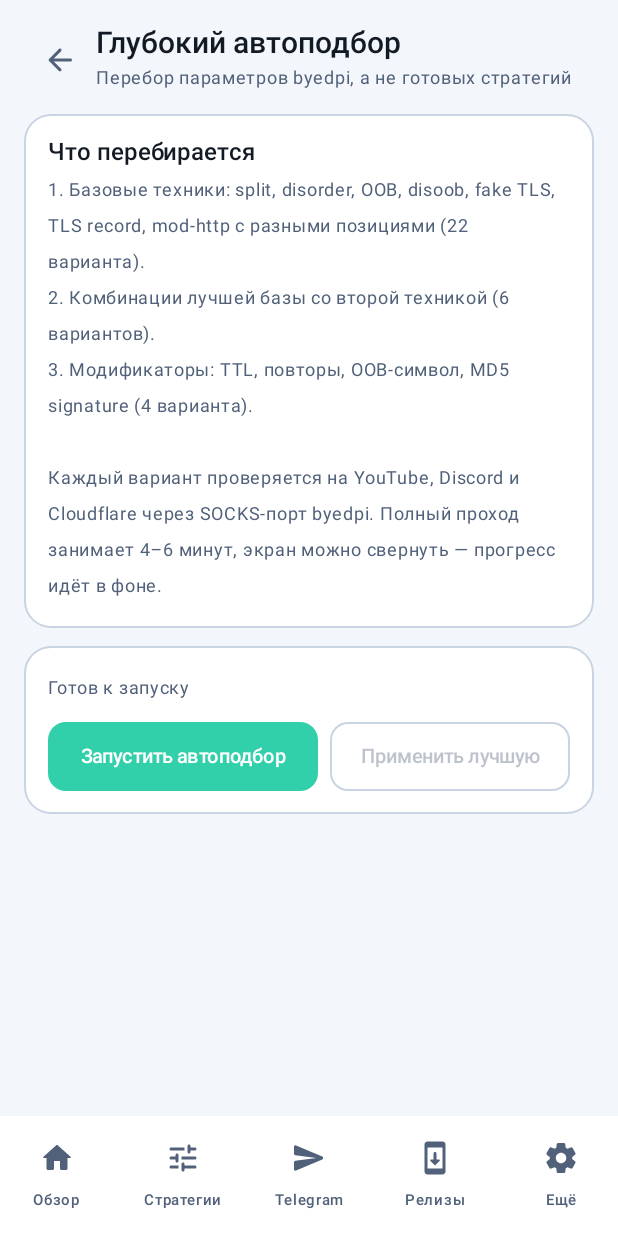
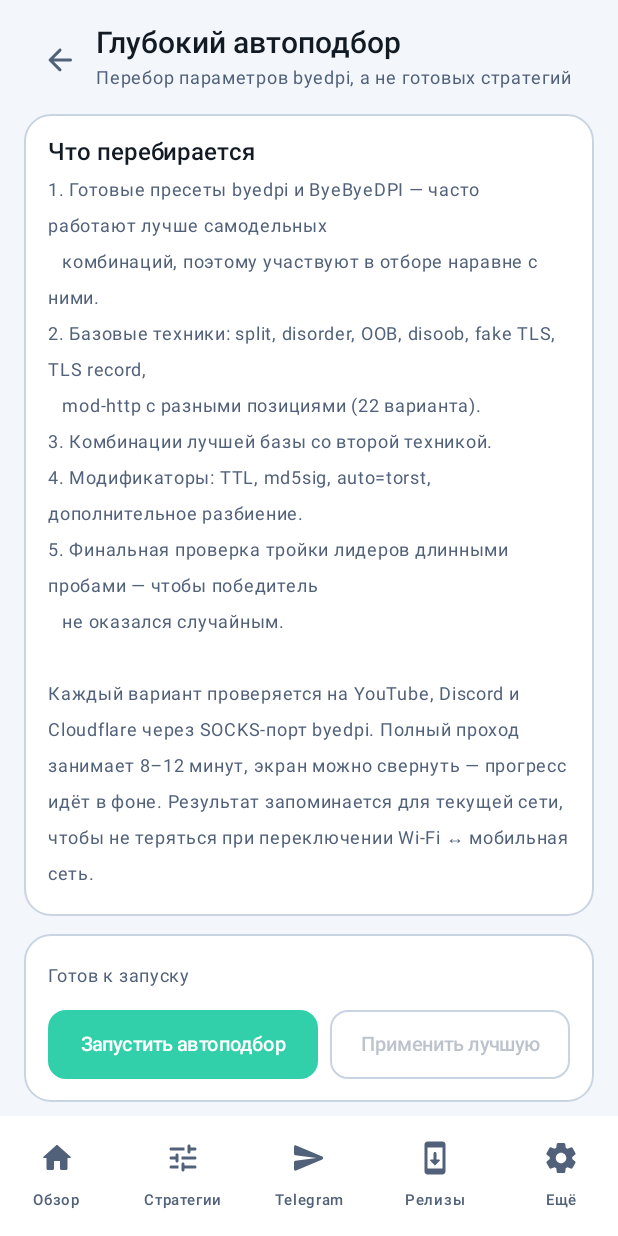
Before and after one commit to RoBiN19666/ZapretManager-Android, an Android app built with Jetpack Compose: the screen it shows after launch (MainActivity), after a tap on "Глубокий автоподбор параметров", on a phone screen of 412 x 824 dp. Run offline under Robolectric (Android 15) with nearby library versions, the phone set to English and light mode, and no system bars; network calls fail; 2 other taps on this screen came first.

Commit message:
feat: подбор параметров по сетям и доработки автоподбора (2.0.3)
* результат глубокого автоподбора и теста стратегий запоминается в профиле текущей
  сети (files/network-profiles.json) и подхватывается при смене сети;
* карточка «Текущая стратегия» и диагностика показывают реально применяемые
  аргументы, а не пресет, который фактически игнорировался;
* выбор готовой стратегии сбрасывает свои аргументы: раньше они оставались
  приоритетнее, и выбранный пресет молча не применялся;
* автоподбор качественнее: в отборе участвуют готовые пресеты byedpi/ByeByeDPI,
  одинаковые аргументы не проверяются дважды, тройка лидеров перепроверяется
  длинными пробами (4 сервиса, 6 с), при равном результате выигрывает более
  короткая команда, комбинации не дублируют уже имеющиеся флаги;
* описание обновления ограничено по высоте и прокручивается внутри, страница
  «Обновления» больше не растягивается на несколько экранов;
* кнопка «Запомнить для этой сети» для ручных аргументов;
* CHANGELOG 2.0.3, README и ARCHITECTURE обновлены под новое поведение.

```diff
--- a/app/src/main/java/io/github/robin19666/zapretmanager/byedpi/Strategy.kt
+++ b/app/src/main/java/io/github/robin19666/zapretmanager/byedpi/Strategy.kt
@@ -152,6 +152,43 @@ object Strategies {
 
     fun resolve(context: Context, id: String): Strategy =
         byId(context, id) ?: all(context).firstOrNull() ?: builtin.first()
+
+    /** Идентификатор «своих аргументов»: они приоритетнее выбранной стратегии. */
+    const val CUSTOM_ARG_ID = "custom-args"
+
+    /** Текущая конфигурация так, как её видит движок и пользователь. */
+    data class ActiveTuning(
+        val id: String,
+        val title: String,
+        val args: String,
+        val note: String,
+        val custom: Boolean,
+    )
+
+    /**
+     * Что реально применяется: `customArgs` (автоподбор или ручной ввод) важнее
+     * выбранной стратегии — ровно так строятся токены для byedpi. Раньше карточки
+     * показывали «базовую» стратегию, хотя туннель работал на подобранных
+     * аргументах.
+     */
+    fun active(context: Context, strategyId: String, customArgs: String): ActiveTuning =
+        activeFor(byId(context, strategyId), customArgs)
+
+    /** Чистая часть [active] — без контекста, чтобы её можно было покрыть тестами. */
+    internal fun activeFor(strategy: Strategy?, customArgs: String): ActiveTuning {
+        val args = customArgs.trim()
+        if (args.isNotEmpty()) {
+            return ActiveTuning(
+                id = CUSTOM_ARG_ID,
+                title = "Свои параметры",
+                args = args,
+                note = "Автоподбор или ручной ввод: аргументы заменяют готовую стратегию",
+                custom = true,
+            )
+        }
+        val selected = strategy ?: builtin.first()
+        return ActiveTuning(selected.id, selected.title, selected.args, selected.note, false)
+    }
 
     /** Человекочитаемый источник стратегии — для бейджа в списке. */
     fun originLabel(origin: String): String = when (origin) {
--- a/app/src/main/java/io/github/robin19666/zapretmanager/ui/ZmViewModel.kt
+++ b/app/src/main/java/io/github/robin19666/zapretmanager/ui/ZmViewModel.kt
@@ -32,7 +32,10 @@ class ZmViewModel(application: Application) : AndroidViewModel(application) {
     }
 
     fun selectStrategy(id: String) {
-        Settings.update { it.copy(strategyId = id) }
+        // Выбор готовой стратегии должен выключать свои аргументы: иначе они
+        // остаются приоритетнее (так строится командная строка для byedpi), и
+        // выбранный пресет молча перестаёт применяться.
+        Settings.update { it.copy(strategyId = id, customArgs = "") }
         if (dpi.value.running) {
             // Стратегия применяется только перезапуском туннеля.
             DpiEngine.stop()
--- a/app/src/main/java/io/github/robin19666/zapretmanager/ui/screens/AutotuneScreen.kt
+++ b/app/src/main/java/io/github/robin19666/zapretmanager/ui/screens/AutotuneScreen.kt
@@ -96,12 +96,18 @@ fun AutotuneScreen(vm: ZmViewModel, onBack: () -> Unit) {
                 )
                 Spacer(Modifier.height(4.dp))
                 Text(
-                    "1. Базовые техники: split, disorder, OOB, disoob, fake TLS, TLS record, mod-http " +
-                        "с разными позициями (22 варианта).\n" +
-                        "2. Комбинации лучшей базы со второй техникой (6 вариантов).\n" +
-                        "3. Модификаторы: TTL, повторы, OOB-символ, MD5 signature (4 варианта).\n\n" +
+                    "1. Готовые пресеты byedpi и ByeByeDPI — часто работают лучше самодельных\n" +
+                        "   комбинаций, поэтому участвуют в отборе наравне с ними.\n" +
+                        "2. Базовые техники: split, disorder, OOB, disoob, fake TLS, TLS record,\n" +
+                        "   mod-http с разными позициями (22 варианта).\n" +
+                        "3. Комбинации лучшей базы со второй техникой.\n" +
+                        "4. Модификаторы: TTL, md5sig, auto=torst, дополнительное разбиение.\n" +
+                        "5. Финальная проверка тройки лидеров длинными пробами — чтобы победитель\n" +
+                        "   не оказался случайным.\n\n" +
                         "Каждый вариант проверяется на YouTube, Discord и Cloudflare через SOCKS-порт " +
-                        "byedpi. Полный проход занимает 4–6 минут, экран можно свернуть — прогресс идёт в фоне.",
+                        "byedpi. Полный проход занимает 8–12 минут, экран можно свернуть — прогресс идёт " +
+                        "в фоне. Результат запоминается для текущей сети, чтобы не теряться при " +
+                        "переключении Wi-Fi ↔ мобильная сеть.",
                     fontSize = 12.sp,
                     color = ZmColors.textSecondary,
                 )
@@ -155,10 +161,16 @@ fun AutotuneScreen(vm: ZmViewModel, onBack: () -> Unit) {
                         enabled = !state.running && !tuningActive && state.best != null,
                     ) {
                         state.best?.let { best ->
-                            Autotuner.apply(best)
+                            val profile = Autotuner.apply(context, best)
                             Autotuner.saveBest(context, best)
                             vm.refreshStrategies()
-                            context.toast("Применено: ${best.summary}")
+                            context.toast(
+                                if (profile != null) {
+                                    "Применено и запомнено для «$profile»"
+                                } else {
+                                    "Применено: ${best.summary}"
+                                },
+                            )
                         }
                     }
                 }
--- a/app/src/main/java/io/github/robin19666/zapretmanager/ui/screens/DashboardScreen.kt
+++ b/app/src/main/java/io/github/robin19666/zapretmanager/ui/screens/DashboardScreen.kt
@@ -84,8 +84,8 @@ fun DashboardScreen(
             now = System.currentTimeMillis()
         }
     }
-    val strategy = remember(settings.strategyId, settings.customArgs) {
-        Strategies.resolve(context, settings.strategyId)
+    val activeStrategy = remember(settings.strategyId, settings.customArgs) {
+        Strategies.active(context, settings.strategyId, settings.customArgs)
     }
     val dpiUptime = if (dpiPhase == EnginePhase.RUNNING) Versions.humanDuration(now - dpiState.since) else ""
     val tgUptime = if (tgPhase == EnginePhase.RUNNING) Versions.humanDuration(now - tgStatus.since) else ""
@@ -144,7 +144,7 @@ fun DashboardScreen(
                 EngineRow(
                     title = "Ускорение соединения",
                     subtitle = when (dpiPhase) {
-                        EnginePhase.RUNNING -> "«${strategy.title}» · $dpiUptime"
+                        EnginePhase.RUNNING -> "«${activeStrategy.title}» · $dpiUptime"
                         EnginePhase.STARTING -> "Запуск движка…"
                         EnginePhase.STOPPING -> "Остановка…"
                         EnginePhase.ERROR -> dpiState.message.ifBlank { "Ошибка" }
@@ -222,9 +222,19 @@ fun DashboardScreen(
                 Row(verticalAlignment = Alignment.CenterVertically) {
                     Column(Modifier.weight(1f)) {
                         SectionTitle("Текущая стратегия")
-                        Text(strategy.title, style = MaterialTheme.typography.titleMedium)
+                        Text(activeStrategy.title, style = MaterialTheme.typography.titleMedium)
+                        if (activeStrategy.custom) {
+                            Text(
+                                activeStrategy.args,
+                                fontFamily = FontFamily.Monospace,
+                                fontSize = 11.sp,
+                                color = ZmColors.accent,
+                                maxLines = 2,
+                                overflow = TextOverflow.Ellipsis,
+                            )
+                        }
                         Text(
-                            strategy.note,
+                            activeStrategy.note,
                             fontSize = 12.sp,
                             color = ZmColors.textSecondary,
                             maxLines = 2,
```
Also changed, not shown: app/src/main/java/io/github/robin19666/zapretmanager/byedpi/Autotuner.kt (+115 -29 lines), app/src/main/java/io/github/robin19666/zapretmanager/byedpi/StrategyTester.kt (+12 -2 lines), app/src/main/java/io/github/robin19666/zapretmanager/core/Diagnostics.kt (+6 -2 lines), app/src/main/java/io/github/robin19666/zapretmanager/core/NetworkProfiles.kt (+49 -0 lines), app/src/main/java/io/github/robin19666/zapretmanager/ui/screens/StrategiesScreen.kt (+26 -3 lines), app/src/main/java/io/github/robin19666/zapretmanager/ui/screens/UpdatesScreen.kt (+22 -4 lines), 4 other files.
